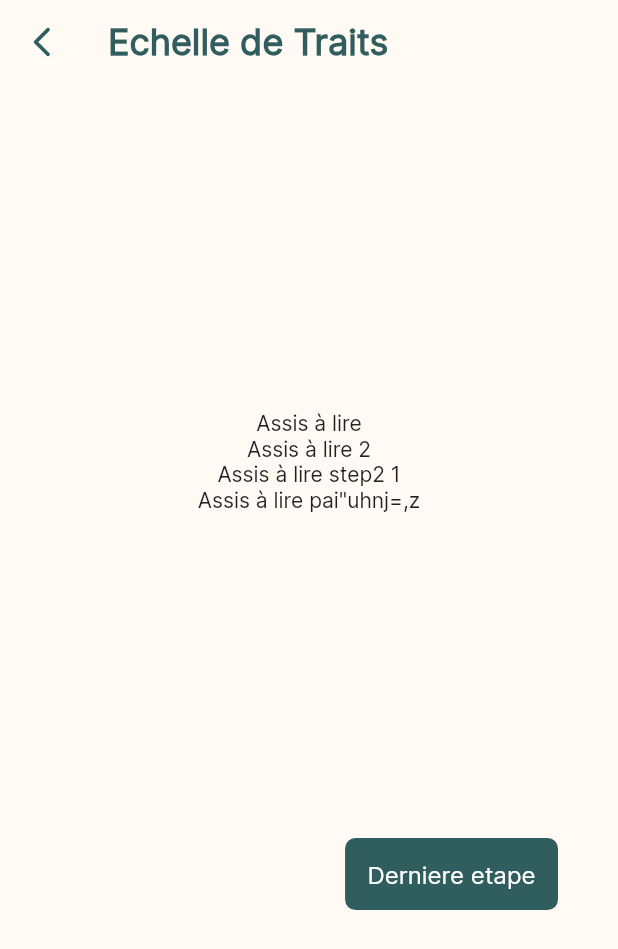
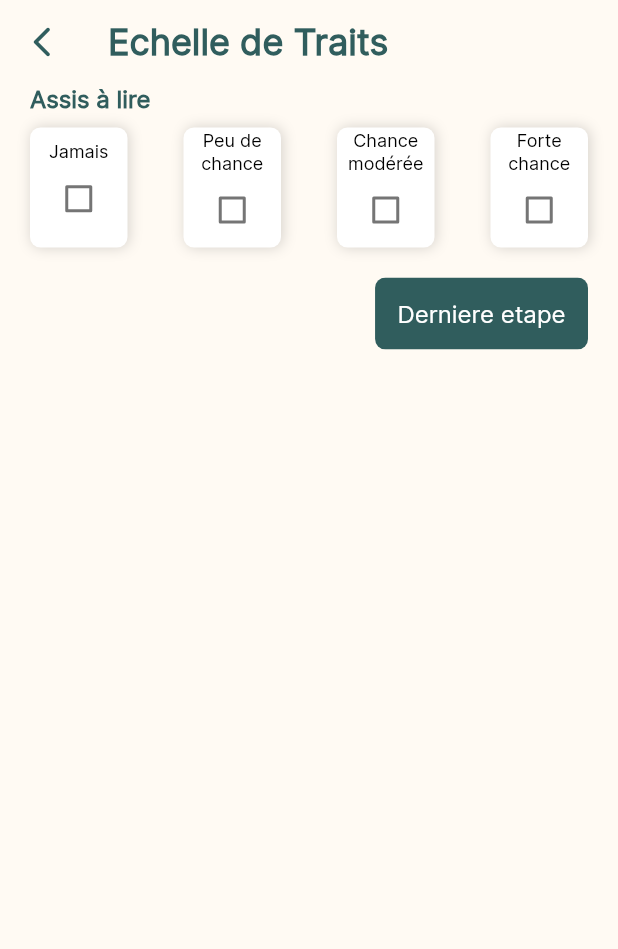
Before and after one commit to justin20100/sloth, a Flutter app: the screen it shows after launch, on a phone screen of 412 x 824 dp. Shown: the top 949 px of the screen. Run offline on Flutter 3.47's test engine with Material 2 defaults, Android fonts, the phone set to English and light mode, and no system bars; our stand-ins replace cloud_firestore, email_validator, firebase_auth, firebase_core, introduction_screen; missing offline and left inert: dart:ffi; accounts and stored records are empty; generated files the repository leaves out were written again.

Commit message:
echhelle de traits checkbox method find

```diff
--- a/lib/data/echelleTraits_datas.dart
+++ /dev/null
@@ -1,29 +0,0 @@
-class EchelleTraitsDatas{
-  int id;
-  int step;
-  String label;
-
-  EchelleTraitsDatas({required this.id, required this.step, required this.label});
-}
-List<EchelleTraitsDatas> echelleTraitsDatas = [
-  EchelleTraitsDatas(
-    id: 0,
-    step: 1,
-    label: 'Assis à lire',
-  ),
-  EchelleTraitsDatas(
-    id: 1,
-    step: 1,
-    label: 'Assis à lire 2',
-  ),
-  EchelleTraitsDatas(
-    id: 2,
-    step: 2,
-    label: 'Assis à lire step2 1',
-  ),
-  EchelleTraitsDatas(
-    id: 3,
-    step: 2,
-    label: 'Assis à lire pai"uhnj=,z',
-  ),
-];
--- a/lib/styles/constants.dart
+++ b/lib/styles/constants.dart
@@ -61,6 +61,12 @@ const kSmallLinkGreenText = TextStyle(
   color: kColorGreen,
   decoration: TextDecoration.none,
 );
+const kCheckboxText = TextStyle(
+  fontFamily: 'Inter',
+  fontSize: 12.0,
+  color: kColorBlack,
+  decoration: TextDecoration.none,
+);
 
 
 const kTitleH1Style = TextStyle(
--- a/lib/views/auth/registerTraits_form.dart
+++ b/lib/views/auth/registerTraits_form.dart
@@ -1,12 +1,37 @@
 import 'package:flutter/material.dart';
-import '../../data/echelleTraits_datas.dart';
 import '../../styles/constants.dart';
 import '../../tools/button.dart';
 
-class RegisterTraitsForm extends StatelessWidget {
+class RegisterTraitsForm extends StatefulWidget {
   RegisterTraitsForm({Key? key}) : super(key: key);
+
+  @override
+  State<RegisterTraitsForm> createState() => _RegisterTraitsFormState();
+}
+
+class _RegisterTraitsFormState extends State<RegisterTraitsForm> {
   final _registerTraitsFormKey = GlobalKey<FormState>();
 
+  int _q1 = 0;
+  bool q1c1 = false;
+  bool q1c2 = false;
+  bool q1c3 = false;
+  bool q1c4 = false;
+  int _q2 = 0;
+  bool q2c1 = false;
+  bool q2c2 = false;
+  bool q2c3 = false;
+  bool q2c4 = false;
+  int _q3 = 0;
+  bool q3c1 = false;
+  bool q3c2 = false;
+  bool q3c3 = false;
+  bool q3c4 = false;
+  int _q4 = 0;
+  bool q4c1 = false;
+  bool q4c2 = false;
+  bool q4c3 = false;
+  bool q4c4 = false;
 
   @override
   Widget build(BuildContext context) {
@@ -27,21 +52,123 @@ class RegisterTraitsForm extends StatelessWidget {
       backgroundColor: kColorCream,
       body: SafeArea(
           child: Padding(
-              padding: const EdgeInsets.only(left: kNormalHorizontalSpacer*2, right: kNormalHorizontalSpacer*2),
+              padding: const EdgeInsets.only(left: kNormalHorizontalSpacer, right: kNormalHorizontalSpacer),
               child: Column(
-                crossAxisAlignment: CrossAxisAlignment.center,
-                mainAxisAlignment: MainAxisAlignment.spaceEvenly,
                 children: [
                   Form(
                     key: _registerTraitsFormKey,
                     child: Column(
-                      children: echelleTraitsDatas.map((element){
-                        return Column(
+                      crossAxisAlignment: CrossAxisAlignment.start,
+                      children: [
+                        // Question 1
+                        const Text(
+                          "Assis à lire",
+                          style: kLabelGreenText,
+                        ),
+                        const SizedBox(
+                          height: kSmallHorizontalSpacer,
+                        ),
+                        Row(
+                          mainAxisAlignment: MainAxisAlignment.spaceBetween,
                           children: [
-                            Text(element.label)
+                            Container(
+                              width: 65,
+                              height: 80,
+                              decoration: kBoxDecoration,
+                              child: Column(
+                                mainAxisAlignment: MainAxisAlignment.center,
+                                crossAxisAlignment: CrossAxisAlignment.center,
+                                children: [
+                                  const Text('Jamais',style:kCheckboxText, softWrap: true ),
+                                  Checkbox(
+                                      value: q1c1,
+                                      onChanged: (bool? value) {
+                                        _q1 = 1;
+                                        setState(() {
+                                          q1c4 = false;
+                                          q1c2 = false;
+                                          q1c3 = false;
+                                          q1c1 = value!;
+                                        });
+                                      })
+                                ],
+                              ),
+                            ),
+                            Container(
+                              width: 65,
+                              height: 80,
+                              decoration: kBoxDecoration,
+                              child: Column(
+                                mainAxisAlignment: MainAxisAlignment.center,
+                                crossAxisAlignment: CrossAxisAlignment.center,
+                                children: [
+                                  const Text('Peu de chance',style:kCheckboxText,softWrap: true ,textAlign: TextAlign.center ),
+                                  Checkbox(
+                                      value: q1c2,
+                                      onChanged: (bool? value) {
+                                        _q1 = 2;
+                                        setState(() {
+                                          q1c1 = false;
+                                          q1c4 = false;
+                                          q1c3 = false;
+                                          q1c2 = value!;
+                                        });
+                                      })
+                                ],
+                              ),
+                            ),
+                            Container(
+                              width: 65,
+                              height: 80,
+                              decoration: kBoxDecoration,
+                              child: Column(
+                                mainAxisAlignment: MainAxisAlignment.center,
+                                crossAxisAlignment: CrossAxisAlignment.center,
+                                children: [
+                                  const Text('Chance modérée',style:kCheckboxText,softWrap: true ,textAlign: TextAlign.center),
+                                  Checkbox(
+                                      value: q1c3,
+                                      onChanged: (bool? value) {
+                                        _q1 = 3;
+                                        setState(() {
+                                          q1c1 = false;
+                                          q1c2 = false;
+                                          q1c4 = false;
+                                          q1c3 = value!;
+                                        });
+                                      })
+                                ],
+                              ),
+                            ),
+                            Container(
+                              width: 65,
+                              height: 80,
+                              decoration: kBoxDecoration,
+                              child: Column(
+                                mainAxisAlignment: MainAxisAlignment.center,
+                                crossAxisAlignment: CrossAxisAlignment.center,
+                                children: [
+                                  const Text('Forte chance',style:kCheckboxText,softWrap: true, textAlign: TextAlign.center),
+                                  Checkbox(
+                                      value: q1c4,
+                                      onChanged: (bool? value) {
+                                        _q1 = 4;
+                                        setState(() {
+                                          q1c1 = false;
+                                          q1c2 = false;
+                                          q1c3 = false;
+                                          q1c4 = value!;
+                                        });
+                                      })
+                                ],
+                              ),
+                            )
                           ],
-                        );
-                      }).toList(),
+                        ),
+                        const SizedBox(
+                          height: kNormalHorizontalSpacer,
+                        ),
+                      ]
                     ),
                   ),
                   Align(
```
